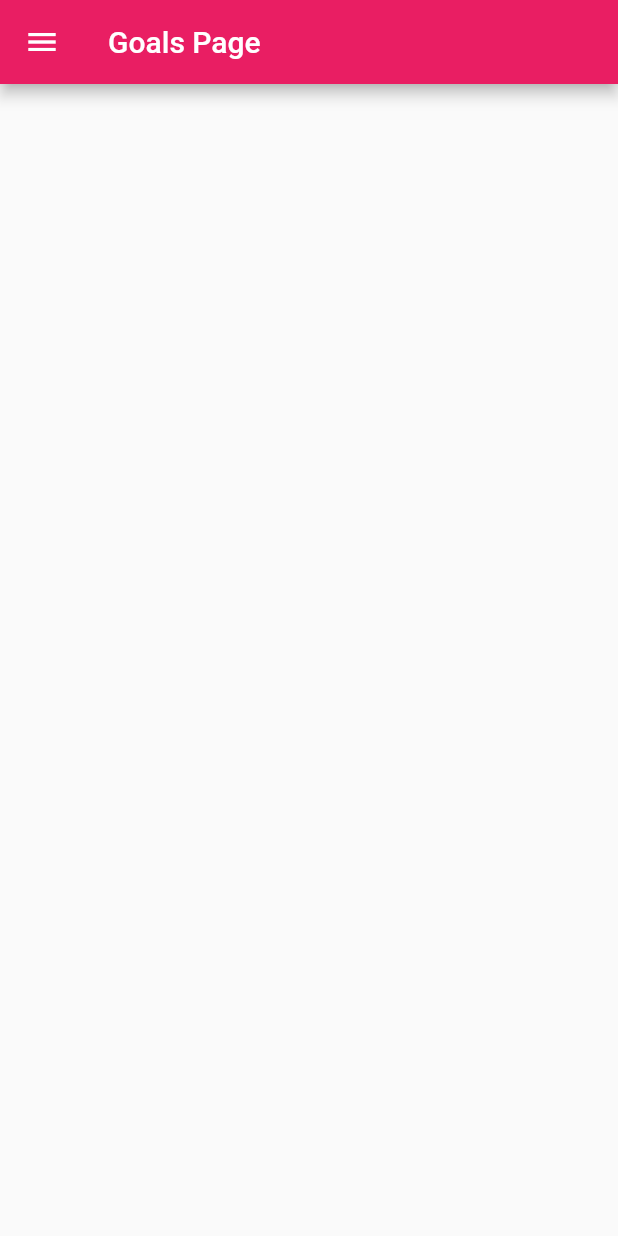
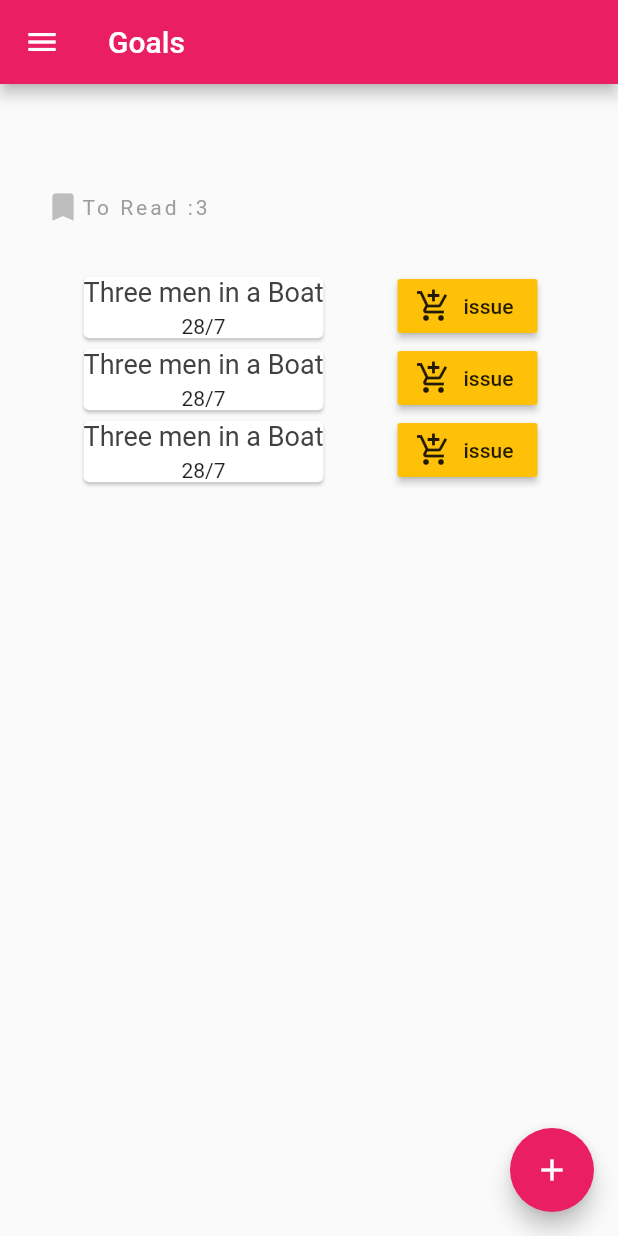
Before and after one commit to AnimeshSinha1309/library-management, a Flutter app: the GoalsPage screen opened by its route, on a phone screen of 412 x 824 dp. Run offline on Flutter 3.47's test engine with Material 2 defaults, Android fonts, the phone set to English and light mode, and no system bars; our stand-ins replace firebase_auth, google_sign_in; missing offline and left inert: barcode_scan, firebase_auth_web, firebase_core_web, google_sign_in_web; accounts and stored records are empty; network calls fail.

Commit message:
feature: dev home, goals

```diff
--- a/libmate/lib/views/goals.dart
+++ b/libmate/lib/views/goals.dart
@@ -1,5 +1,6 @@
 import 'package:flutter/material.dart';
-import 'package:libmate/views/drawer.dart';
+import './drawer.dart';
+import './toRead.dart';
 
 class GoalsPage extends StatefulWidget {
   @override
@@ -7,13 +8,119 @@ class GoalsPage extends StatefulWidget {
 }
 
 class _GoalsPageState extends State<GoalsPage> {
+  List <ToRead> books = [
+    ToRead(book:"Three men in a Boat",date:"28/7"),
+    ToRead(book:"Three men in a Boat",date:"28/7"),
+    ToRead(book:"Three men in a Boat",date:"28/7"),
+  ];
+  Widget ToReadTemplate(book)
+  {
+    return Card(
+        margin: EdgeInsets.fromLTRB(2,2,2,0),
+        child: Column(
+            children: <Widget>[
+              Text(
+                  book.book,
+                  style: TextStyle(
+                    fontSize: 18,
+                    color: Colors.grey[800],
+                  )
+              ),
+              SizedBox(height:4),
+              Text(
+                  book.date,
+                  style: TextStyle(
+                    fontSize: 14,
+                    color: Colors.grey[1000],
+                  )
+              )
+            ]
+        )
+
+    );
+  }
+  int numBooks = 3;
   @override
   Widget build(BuildContext context) {
     return Scaffold(
-      appBar: new AppBar(
-        title: new Text('Goals Page'),
-      ),
-      drawer: AppDrawer(),
+        appBar: new AppBar(
+          title: new Text('Goals'),
+        ),
+
+        drawer: AppDrawer(),
+        floatingActionButton: FloatingActionButton(
+          onPressed: () {
+            setState((){
+              books.add(ToRead(book:"New Book",date:"28/7"));
+              numBooks += 1;
+            });
+
+
+          },
+          child: Icon(Icons.add),
+          backgroundColor: Colors.pink,
+        ),
+        body: Padding(
+            padding: EdgeInsets.fromLTRB(30.0,40.0,30.0,0.0),
+            child: Column(
+                crossAxisAlignment: CrossAxisAlignment.start,
+                children: <Widget>[
+
+                  SizedBox(height:30.0),
+                  Row(
+                      children: <Widget>[
+                        Icon(
+                          Icons.bookmark,
+                          color: Colors.grey[400],
+
+                        ),
+                        Text(
+                            'To Read :',
+                            style: TextStyle(
+                              color: Colors.grey,
+                              letterSpacing: 2.0,
+                            )
+                        ),
+                        SizedBox(height:10.0),
+                        Text(
+                            '$numBooks',
+                            style: TextStyle(
+                              color: Colors.grey,
+                              letterSpacing: 2.0,
+
+                            )
+                        ),
+                      ]
+                  ),
+
+                  SizedBox(height:30.0),
+                  Column(
+                      mainAxisAlignment: MainAxisAlignment.spaceEvenly,
+                      crossAxisAlignment: CrossAxisAlignment.start,
+                      children: books.map((b){
+                        return Row(
+                            mainAxisAlignment: MainAxisAlignment.spaceAround,
+                            crossAxisAlignment: CrossAxisAlignment.center,
+                            children: <Widget>[
+//                              Text("${b.book} : ${b.date}"),
+                              ToReadTemplate(b),
+                              Center(
+                                child: RaisedButton.icon(
+                                  onPressed: (){},
+                                  color: Colors.amber,
+                                  icon: Icon(Icons.add_shopping_cart),
+                                  label: Text('issue'),
+                                ),
+                              ),
+
+                            ]);
+                      }).toList()),
+                  SizedBox(height:30.0),
+
+                ]
+            )
+        )
+
     );
   }
 }
--- /dev/null
+++ b/libmate/lib/views/toRead.dart
@@ -0,0 +1,13 @@
+class ToRead {
+  String book;
+  String date;
+
+  ToRead({String book, String date})
+  {
+    this.book = book;
+    this.date = date;
+  }
+
+
+}
+ToRead booklist = ToRead(book:"Gulliver's Travels", date: "23/6");
```
Also changed, not shown: libmate/lib/views/main.dart (+56 -12 lines), libmate/assets/bgbook.png (added), libmate/assets/dekisugi.png (added), libmate/pubspec.lock, 1 other file.
